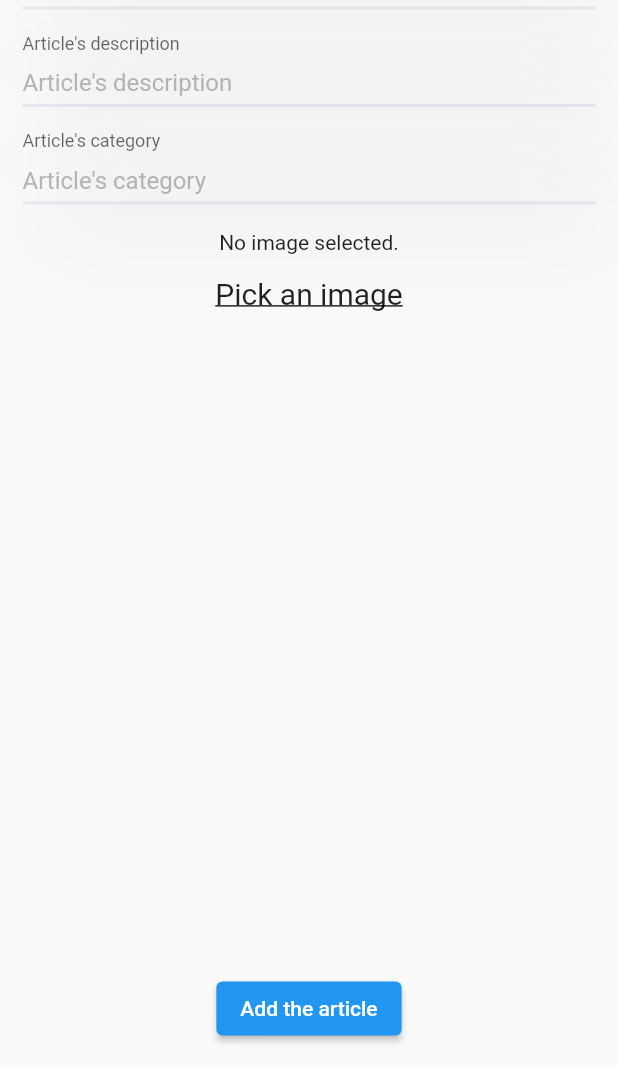
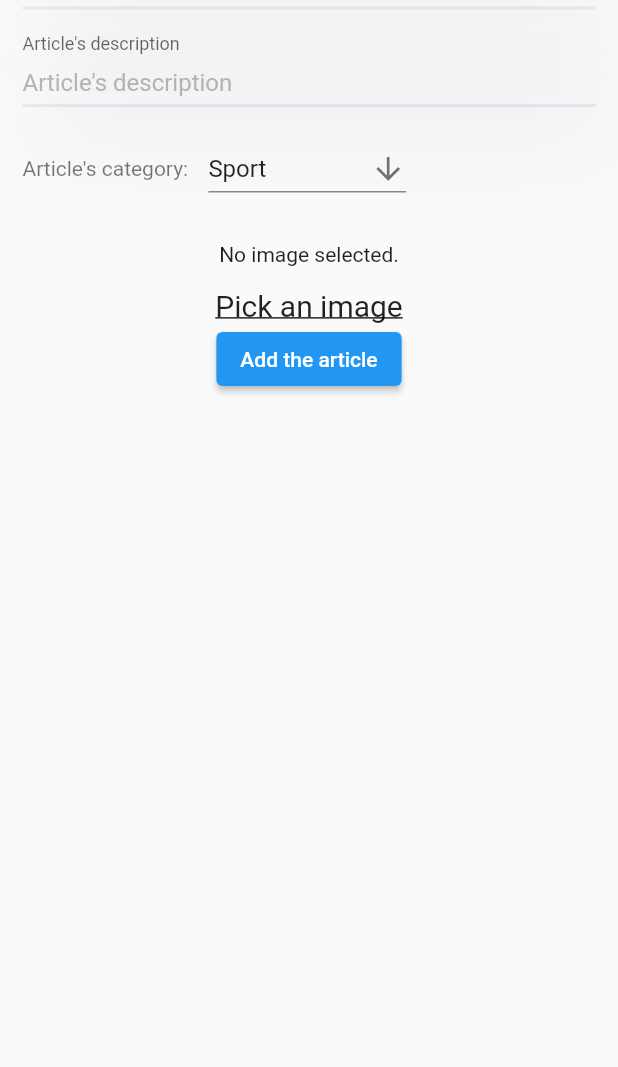
Before and after one commit to rlichtarski/NewsFlutterApp, a Flutter app: the AdminAddArticlePage screen opened directly, on a phone screen of 412 x 824 dp, the part 169-1236 px from its top. Run offline on Flutter 3.47's test engine with Material 2 defaults, Android fonts, the phone set to English and light mode, and no system bars; our stand-ins replace cached_network_image, cloud_firestore, connectivity_plus, firebase_auth, firebase_core, firebase_storage and 4 more; missing offline and left inert: flutterfire_ui; accounts and stored records are empty; project files that could hold a hidden picture were left out.

Commit message:
show categories in adding article as a dropdown with predefined categories. make article deleted from categories collection and edit category in collections when article edited. make some ui adgustments

```diff
--- a/lib/app/pages/admin_add_article.dart
+++ b/lib/app/pages/admin_add_article.dart
@@ -6,6 +6,7 @@ import 'package:flutter_riverpod/flutter_riverpod.dart';
 import 'package:image_picker/image_picker.dart';
 import 'package:news_app/app/providers.dart';
 import 'package:news_app/models/article.dart';
+import 'package:news_app/utils/constants.dart';
 import 'package:news_app/utils/snackbars.dart';
 import 'package:news_app/widgets/input_field.dart';
 
@@ -20,7 +21,6 @@ class _AdminAddArticlePageState extends ConsumerState<AdminAddArticlePage> {
 
   final titleController = TextEditingController();
   final descriptionController = TextEditingController();
-  final categoryController = TextEditingController();
 
   @override
   Widget build(BuildContext context) {
@@ -45,12 +45,45 @@ class _AdminAddArticlePageState extends ConsumerState<AdminAddArticlePage> {
               labelText: "Article's description"
             ),
             const SizedBox(height: 15),
-            CustomInputField(
-              inputController: categoryController,
-              hintText: "Article's category",
-              labelText: "Article's category"
+            Row(
+              mainAxisAlignment: MainAxisAlignment.start,
+              children: [
+                const Text(
+                  "Article's category: ",
+                  style: TextStyle(
+                    color: Colors.black54
                   ),
-            const SizedBox(height: 15),
+                ),
+                const SizedBox(width: 10,),
+                Consumer(
+                  builder: ((context, ref, child) {
+                    final dropdownProvider = ref.watch(uiChangesProvider);
+                    return DropdownButton<String>(
+                      value: dropdownProvider.articleCategory,
+                      icon: const Icon(
+                        Icons.arrow_downward,
+                        color: Colors.black54,
+                      ),
+                      underline: Container(
+                        height: 1,
+                        color: Colors.black45,
+                      ),
+                      onChanged: (newValue) {
+                        dropdownProvider.setArticleCategory('$newValue');
+                      },
+                      items: categoriesList
+                          .map<DropdownMenuItem<String>>((String value) {
+                        return DropdownMenuItem<String>(
+                          value: value,
+                          child: Text(value),
+                        );
+                      }).toList(),
+                    );
+                  }),
+                ),
+              ],
+            ),
+            const SizedBox(height: 25),
             Consumer(
               builder: (context, ref, child) {
                 final image = ref.watch(pickImageProvider);
@@ -79,10 +112,11 @@ class _AdminAddArticlePageState extends ConsumerState<AdminAddArticlePage> {
               ),
               )
             ),
-            const Spacer(),
-            Consumer(
+            Align(
+              alignment: Alignment.bottomCenter,
+              child: Consumer(
                 builder: (context, ref, child) {
-                final loadingNotifier = ref.watch(isLoadingProvider);
+                  final loadingNotifier = ref.watch(uiChangesProvider);
                   return loadingNotifier.loading
                     ? const Padding(
                       padding: EdgeInsets.all(6.0),
@@ -90,12 +124,13 @@ class _AdminAddArticlePageState extends ConsumerState<AdminAddArticlePage> {
                     )
                     : ElevatedButton(
                       onPressed: () {
-                      ref.read(isLoadingProvider).isLoading(true);
+                        ref.read(uiChangesProvider).isLoading(true);
                         _addArticle();
                       },
                       child: const Text('Add the article')
                     );
                 },
+              ),
             ),
           ],
         ),
@@ -107,6 +142,7 @@ class _AdminAddArticlePageState extends ConsumerState<AdminAddArticlePage> {
     final firestoreDB = ref.read(databaseProvider);
     final imagePicker = ref.read(pickImageProvider);
     final storage = ref.read(storageProvider);
+    final category = ref.read(uiChangesProvider).articleCategory;
 
     if(firestoreDB == null || storage == null) return;
 
@@ -120,7 +156,7 @@ class _AdminAddArticlePageState extends ConsumerState<AdminAddArticlePage> {
         Article(
           title: titleController.text,
           description: descriptionController.text,
-          category: categoryController.text,
+          category: category,
           imageUrl: url,
           timestamp: formattedDate,
         )
@@ -130,7 +166,7 @@ class _AdminAddArticlePageState extends ConsumerState<AdminAddArticlePage> {
         Article(
           title: titleController.text,
           description: descriptionController.text,
-          category: categoryController.text,
+          category: category,
           timestamp: formattedDate,
         )
       );
--- a/lib/app/pages/admin_home.dart
+++ b/lib/app/pages/admin_home.dart
@@ -42,6 +42,9 @@ class AdminHome extends ConsumerWidget {
                       .read(databaseProvider)!
                       .deleteArticle(article.id!);
                     ref
+                      .read(databaseProvider)!
+                      .deleteArticleFromCategories(article.id!, article.category);
+                    ref
                       .read(storageProvider)!
                       .deleteImage(article.imageUrl!);
                     openIconSnackBar(
--- a/lib/app/providers.dart
+++ b/lib/app/providers.dart
@@ -3,7 +3,7 @@ import 'package:firebase_auth/firebase_auth.dart';
 import 'package:flutter_riverpod/flutter_riverpod.dart';
 import 'package:image_picker/image_picker.dart';
 import 'package:news_app/services/connectivity_notifier.dart';
-import 'package:news_app/services/loading_notifier.dart';
+import 'package:news_app/services/ui_changes_notifier.dart';
 import 'package:news_app/services/firestore_service.dart';
 import 'package:news_app/services/storage_service.dart';
 import 'package:news_app/view_models/saved_articles_view_model.dart';
@@ -29,7 +29,7 @@ final storageProvider = Provider<StorageService?>((ref) {
   return null;
 });
 
-final isLoadingProvider = ChangeNotifierProvider.autoDispose((ref) => UIUpdatesNotifier());
+final uiChangesProvider = ChangeNotifierProvider.autoDispose((ref) => UIUpdatesNotifier());
 
 final savedArticlesProvider = ChangeNotifierProvider<SavedArticlesViewModel>((ref) => SavedArticlesViewModel());
 
--- a/lib/utils/constants.dart
+++ b/lib/utils/constants.dart
@@ -3,3 +3,18 @@ const String adminEmail = 'admin@admin.com';
 const String articlesCol = 'articles';
 const String uploadImageError = 'image error';
 const String deleteImageError = 'delete image error';
+
+const List<String> categoriesList = [
+  'Sport',
+  'Technology',
+  'Business',
+  'Politics',
+  'World',
+  'Cryptocurrency',
+  'Travel',
+  'Science',
+  'Health',
+  'Lifestyle',
+  'Stories',
+  'Entertainment',
+];
```
Also changed, not shown: lib/app/pages/admin_edit_article.dart (+50 -14 lines), lib/services/firestore_service.dart (+36 -18 lines), lib/services/ui_changes_notifier.dart (renamed from lib/services/loading_notifier.dart, +8 -0 lines). Lines whose indentation alone changed are shown as unchanged.
